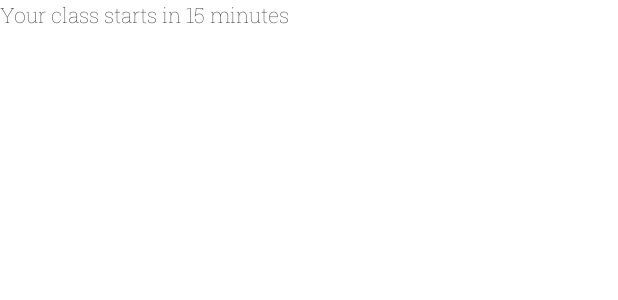
After one commit to ko04/Burdells-Scheduler, an Android app: the layout small_notification.xml on its own in the app's theme, with its tools: preview values and no code run, on a phone screen of 412 x 824 dp. The commit adds this screen. Shown: the top 300 px of the screen. Run offline under Robolectric (Android 15) with nearby library versions, the phone set to English and light mode, and no system bars; Roboto replaces fonts that are not available here.

Commit message:
Add files via upload

```diff
--- a/app/src/main/res/layout/fragment_home.xml
+++ b/app/src/main/res/layout/fragment_home.xml
@@ -13,6 +13,7 @@
         android:layout_marginStart="8dp"
         android:layout_marginTop="8dp"
         android:layout_marginEnd="8dp"
+        android:text="Configure your notifications:"
         android:textAlignment="center"
         android:textSize="20sp"
         app:layout_constraintBottom_toBottomOf="parent"
--- /dev/null
+++ b/app/src/main/res/layout/small_notification.xml
@@ -0,0 +1,17 @@
+<?xml version="1.0" encoding="utf-8"?>
+<LinearLayout xmlns:android="http://schemas.android.com/apk/res/android"
+    android:layout_width="match_parent"
+    android:layout_height="wrap_content"
+    android:orientation="vertical">
+
+    <TextView
+        android:id="@+id/notification_title"
+        style="@style/TextAppearance.Compat.Notification.Title"
+        android:layout_width="wrap_content"
+        android:layout_height="0dp"
+        android:layout_weight="1"
+        android:text="Your class starts in 15 minutes"
+        android:fontFamily="@font/roboto_slab_thin"
+        android:textStyle="bold"
+        />
+</LinearLayout>
--- a/app/src/main/res/menu/activity_main_drawer.xml
+++ b/app/src/main/res/menu/activity_main_drawer.xml
@@ -25,11 +25,6 @@
             android:icon="@drawable/todolist"
             android:title="To-dos" />
 
-        <item
-            android:id="@+id/myCalendar"
-            android:icon="@drawable/icon_calendar"
-            android:title="Calendar"/>
-
     </group>
 
 </menu>
--- /dev/null
+++ b/app/src/main/res/mipmap-anydpi-v26/icon.xml
@@ -0,0 +1,5 @@
+<?xml version="1.0" encoding="utf-8"?>
+<adaptive-icon xmlns:android="http://schemas.android.com/apk/res/android">
+    <background android:drawable="@drawable/icon_background"/>
+    <foreground android:drawable="@mipmap/icon1"/>
+</adaptive-icon>
--- /dev/null
+++ b/app/src/main/res/mipmap-anydpi-v26/icon_round.xml
@@ -0,0 +1,5 @@
+<?xml version="1.0" encoding="utf-8"?>
+<adaptive-icon xmlns:android="http://schemas.android.com/apk/res/android">
+    <background android:drawable="@drawable/icon_background"/>
+    <foreground android:drawable="@mipmap/icon1"/>
+</adaptive-icon>
```
Also changed, not shown: app/src/main/res/mipmap-hdpi/icon.webp (added), app/src/main/res/mipmap-hdpi/icon1.webp (added), app/src/main/res/mipmap-hdpi/icon_round.webp (added), app/src/main/res/mipmap-mdpi/icon.webp (added), app/src/main/res/mipmap-mdpi/icon1.webp (added), app/src/main/res/mipmap-mdpi/icon_round.webp (added), app/src/main/res/mipmap-xhdpi/icon.webp (added), app/src/main/res/mipmap-xhdpi/icon1.webp (added), app/src/main/res/mipmap-xhdpi/icon_round.webp (added), app/src/main/res/mipmap-xxhdpi/icon.webp (added), app/src/main/res/mipmap-xxhdpi/icon1.webp (added), app/src/main/res/mipmap-xxhdpi/icon_round.webp (added), app/src/main/res/mipmap-xxxhdpi/icon.webp (added), app/src/main/res/mipmap-xxxhdpi/icon1.webp (added), 1 more files.
